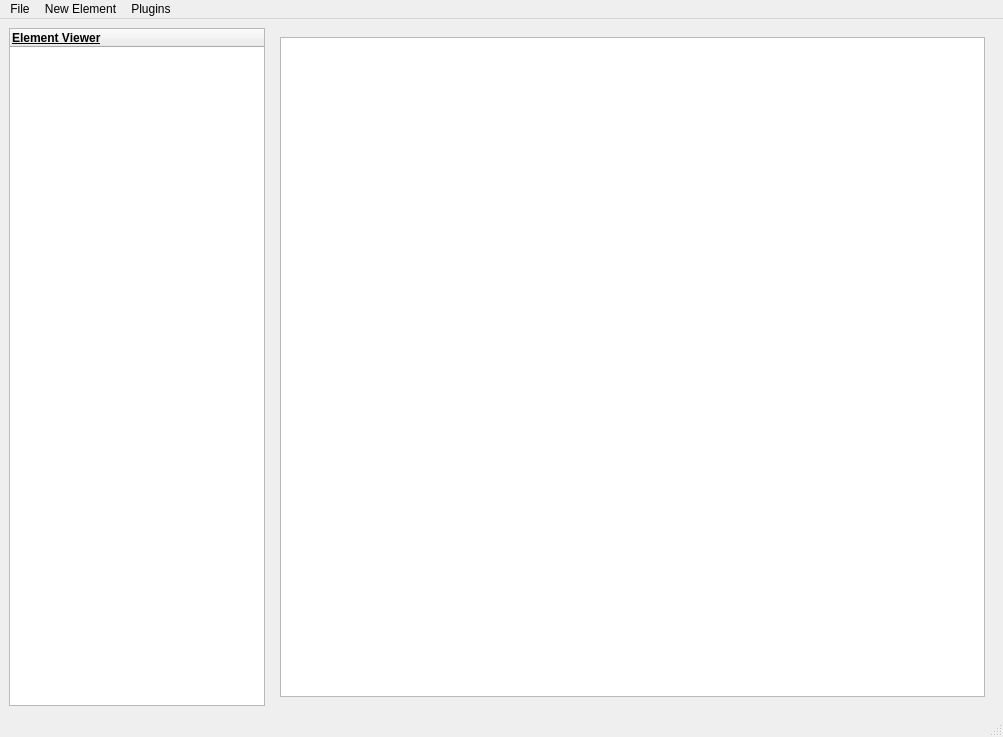
Before: the Qt Designer form lib/UIs/ui.ui in Faith-and-Code-Technologies/mDirt, drawn with Qt 5.
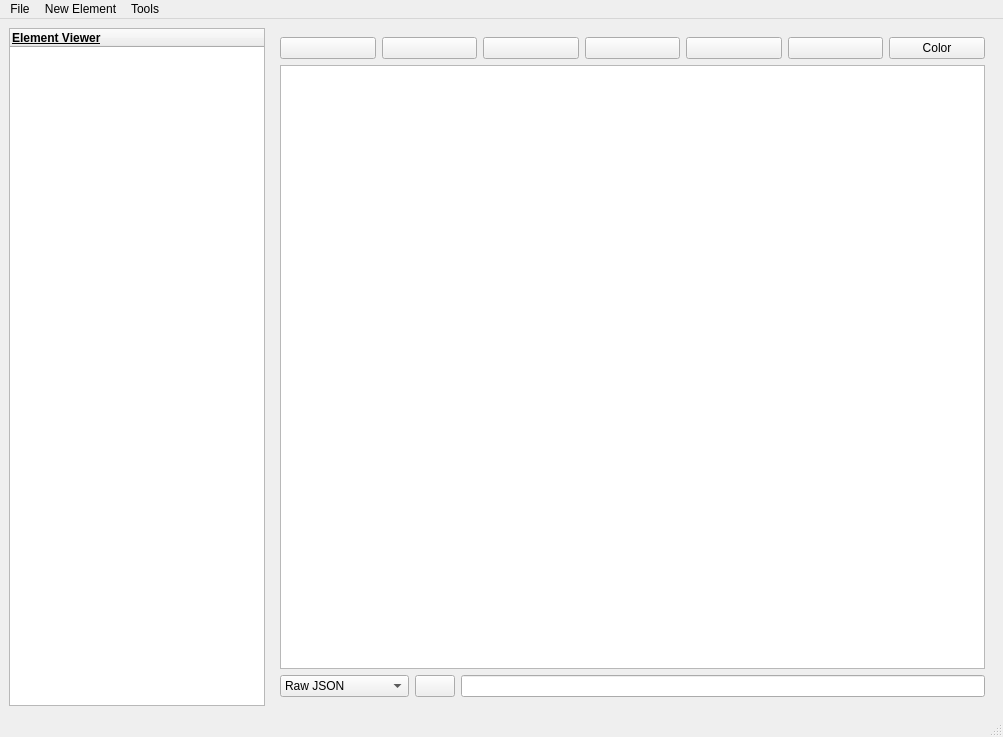
After: the same form once the commit is applied. The open tabs and pages were chosen to show the change. Icons and pictures are not drawn.

Commit message: ✨ Begin Text Component Generator

Patch:
```diff
--- a/lib/UIs/ui.ui
+++ b/lib/UIs/ui.ui
@@ -2955,6 +2955,150 @@
        <zorder>helmetItem</zorder>
        <zorder>leggingsModel</zorder>
       </widget>
+      <widget class="QWidget" name="textEditor">
+       <layout class="QGridLayout" name="gridLayout_5">
+        <item row="0" column="0">
+         <layout class="QHBoxLayout" name="horizontalLayout">
+          <item>
+           <widget class="QPushButton" name="textGeneratorBold">
+            <property name="text">
+             <string/>
+            </property>
+            <property name="icon">
+             <iconset theme="QIcon::ThemeIcon::FormatTextBold"/>
+            </property>
+           </widget>
+          </item>
+          <item>
+           <widget class="QPushButton" name="textGeneratorItalic">
+            <property name="text">
+             <string/>
+            </property>
+            <property name="icon">
+             <iconset theme="QIcon::ThemeIcon::FormatTextItalic"/>
+            </property>
+           </widget>
+          </item>
+          <item>
+           <widget class="QPushButton" name="textGeneratorStrikethrough">
+            <property name="text">
+             <string/>
+            </property>
+            <property name="icon">
+             <iconset theme="QIcon::ThemeIcon::FormatTextStrikethrough"/>
+            </property>
+           </widget>
+          </item>
+          <item>
+           <widget class="QPushButton" name="textGeneratorUnderline">
+            <property name="text">
+             <string/>
+            </property>
+            <property name="icon">
+             <iconset theme="QIcon::ThemeIcon::FormatTextUnderline"/>
+            </property>
+           </widget>
+          </item>
+          <item>
+           <widget class="QPushButton" name="textGeneratorObfuscated">
+            <property name="text">
+             <string/>
+            </property>
+            <property name="icon">
+             <iconset theme="QIcon::ThemeIcon::ListRemove"/>
+            </property>
+           </widget>
+          </item>
+          <item>
+           <widget class="QPushButton" name="textGeneratorShadowColor">
+            <property name="text">
+             <string/>
+            </property>
+            <property name="icon">
+             <iconset theme="QIcon::ThemeIcon::MediaRecord"/>
+            </property>
+           </widget>
+          </item>
+          <item>
+           <widget class="QPushButton" name="textGeneratorColor">
+            <property name="text">
+             <string>Color</string>
+            </property>
+           </widget>
+          </item>
+         </layout>
+        </item>
+        <item row="1" column="0">
+         <widget class="QTextEdit" name="textGeneratorTextBox"/>
+        </item>
+        <item row="2" column="0">
+         <layout class="QHBoxLayout" name="horizontalLayout_3">
+          <item>
+           <widget class="QComboBox" name="textGeneratorType">
+            <item>
+             <property name="text">
+              <string>Raw JSON</string>
+             </property>
+            </item>
+            <item>
+             <property name="text">
+              <string>Tellraw Command</string>
+             </property>
+            </item>
+            <item>
+             <property name="text">
+              <string>Title</string>
+             </property>
+            </item>
+            <item>
+             <property name="text">
+              <string>Subtitle</string>
+             </property>
+            </item>
+            <item>
+             <property name="text">
+              <string>Actionbar</string>
+             </property>
+            </item>
+            <item>
+             <property name="text">
+              <string>Bossbar Name</string>
+             </property>
+            </item>
+            <item>
+             <property name="text">
+              <string>Item Name</string>
+             </property>
+            </item>
+            <item>
+             <property name="text">
+              <string>Item Lore</string>
+             </property>
+            </item>
+            <item>
+             <property name="text">
+              <string>MOTD</string>
+             </property>
+            </item>
+           </widget>
+          </item>
+          <item>
+           <widget class="QPushButton" name="textGeneratorCopy">
+            <property name="text">
+             <string/>
+            </property>
+            <property name="icon">
+             <iconset theme="edit-copy"/>
+            </property>
+           </widget>
+          </item>
+          <item>
+           <widget class="QLineEdit" name="textGeneratorOutput"/>
+          </item>
+         </layout>
+        </item>
+       </layout>
+      </widget>
      </widget>
     </item>
    </layout>
@@ -2995,15 +3139,15 @@
     <addaction name="separator"/>
     <addaction name="actionSettings"/>
    </widget>
-   <widget class="QMenu" name="menuPlugins">
+   <widget class="QMenu" name="menuTools">
     <property name="title">
-     <string>Plugins</string>
+     <string>Tools</string>
     </property>
     <addaction name="actionInstall_Plugin"/>
    </widget>
    <addaction name="menuSave"/>
    <addaction name="menuNew_Element"/>
-   <addaction name="menuPlugins"/>
+   <addaction name="menuTools"/>
   </widget>
   <action name="actionBlock">
    <property name="text">
```
Left out of the diff: 6 changed lines with no effect on the pictures. The commit also changes 3 other files.
